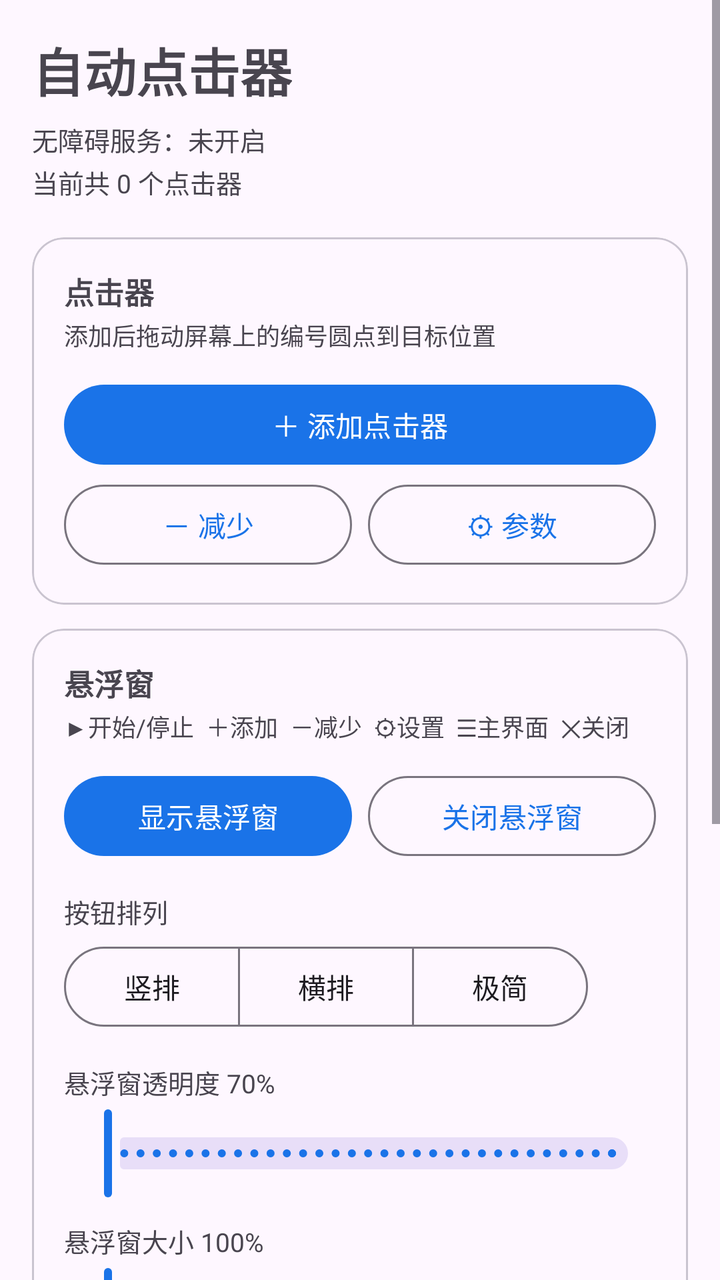
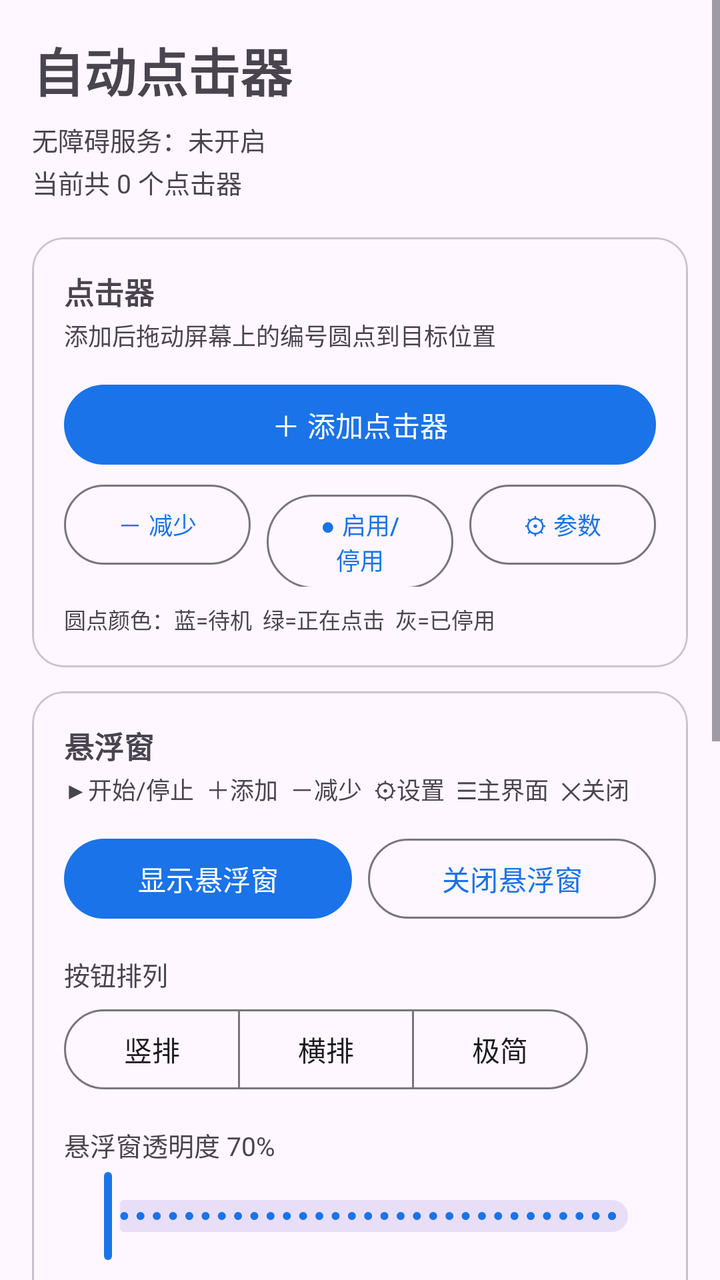

Before-and-after screenshots of an Android layout around one commit, followed by the original layout XML and the change that was made.
<!-- AndroidManifest.xml: application theme Theme.AutoClicker -->
<!-- res/layout/activity_main.xml -->
<?xml version="1.0" encoding="utf-8"?>
<ScrollView xmlns:android="http://schemas.android.com/apk/res/android"
    xmlns:app="http://schemas.android.com/apk/res-auto"
    android:layout_width="match_parent"
    android:layout_height="match_parent"
    android:fillViewport="true"
    android:fitsSystemWindows="true">

    <LinearLayout
        android:layout_width="match_parent"
        android:layout_height="wrap_content"
        android:orientation="vertical"
        android:padding="16dp"
        android:paddingBottom="28dp">

        <TextView
            android:layout_width="wrap_content"
            android:layout_height="wrap_content"
            android:text="自动点击器"
            android:textSize="26sp"
            android:textStyle="bold"/>

        <TextView
            android:id="@+id/status"
            android:layout_width="wrap_content"
            android:layout_height="wrap_content"
            android:text="无障碍服务：未开启"
            android:textSize="13sp"
            android:layout_marginTop="6dp"/>

        <TextView
            android:id="@+id/clicker_count"
            android:layout_width="wrap_content"
            android:layout_height="wrap_content"
            android:text="当前共 0 个点击器"
            android:textSize="13sp"
            android:textColor="?android:attr/textColorSecondary"
            android:layout_marginTop="2dp"/>

        <com.google.android.material.card.MaterialCardView
            android:layout_width="match_parent"
            android:layout_height="wrap_content"
            android:layout_marginTop="18dp"
            app:cardCornerRadius="16dp"
            app:cardElevation="0dp">

            <LinearLayout
                android:layout_width="match_parent"
                android:layout_height="wrap_content"
                android:orientation="vertical"
                android:padding="16dp">

                <TextView
                    android:layout_width="wrap_content"
                    android:layout_height="wrap_content"
                    android:text="点击器"
                    android:textSize="15sp"
                    android:textStyle="bold"/>

                <TextView
                    android:layout_width="wrap_content"
                    android:layout_height="wrap_content"
                    android:text="添加后拖动屏幕上的编号圆点到目标位置"
                    android:textSize="12sp"
                    android:textColor="?android:attr/textColorSecondary"
                    android:layout_marginTop="2dp"/>

                <com.google.android.material.button.MaterialButton
                    android:id="@+id/btn_add"
                    android:layout_width="match_parent"
                    android:layout_height="wrap_content"
                    android:layout_marginTop="12dp"
                    android:text="＋ 添加点击器"/>

                <LinearLayout
                    android:layout_width="match_parent"
                    android:layout_height="wrap_content"
                    android:orientation="horizontal"
                    android:layout_marginTop="2dp">

                    <com.google.android.material.button.MaterialButton
                        android:id="@+id/btn_remove"
                        style="?attr/materialButtonOutlinedStyle"
                        android:layout_width="0dp"
                        android:layout_height="wrap_content"
                        android:layout_weight="1"
                        android:text="－ 减少"/>

                    <com.google.android.material.button.MaterialButton
                        android:id="@+id/btn_params"
                        style="?attr/materialButtonOutlinedStyle"
                        android:layout_width="0dp"
                        android:layout_height="wrap_content"
                        android:layout_weight="1"
                        android:layout_marginStart="8dp"
                        android:text="⚙ 参数"/>
                </LinearLayout>
            </LinearLayout>
        </com.google.android.material.card.MaterialCardView>

        <com.google.android.material.card.MaterialCardView
            android:layout_width="match_parent"
            android:layout_height="wrap_content"
            android:layout_marginTop="12dp"
            app:cardCornerRadius="16dp"
            app:cardElevation="0dp">

            <LinearLayout
                android:layout_width="match_parent"
                android:layout_height="wrap_content"
                android:orientation="vertical"
                android:padding="16dp">

                <TextView
                    android:layout_width="wrap_content"
                    android:layout_height="wrap_content"
                    android:text="悬浮窗"
                    android:textSize="15sp"
                    android:textStyle="bold"/>

                <TextView
                    android:layout_width="wrap_content"
                    android:layout_height="wrap_content"
                    android:text="▶开始/停止  ＋添加  －减少  ⚙设置  ☰主界面  ✕关闭"
                    android:textSize="12sp"
                    android:textColor="?android:attr/textColorSecondary"
                    android:layout_marginTop="2dp"/>

                <LinearLayout
                    android:layout_width="match_parent"
                    android:layout_height="wrap_content"
                    android:orientation="horizontal"
                    android:layout_marginTop="12dp">

                    <com.google.android.material.button.MaterialButton
                        android:id="@+id/btn_show_panel"
                        android:layout_width="0dp"
                        android:layout_height="wrap_content"
                        android:layout_weight="1"
                        android:text="显示悬浮窗"/>

                    <com.google.android.material.button.MaterialButton
                        android:id="@+id/btn_close_panel"
                        style="?attr/materialButtonOutlinedStyle"
                        android:layout_width="0dp"
                        android:layout_height="wrap_content"
                        android:layout_weight="1"
                        android:layout_marginStart="8dp"
                        android:text="关闭悬浮窗"/>
                </LinearLayout>

                <TextView
                    android:layout_width="wrap_content"
                    android:layout_height="wrap_content"
                    android:text="按钮排列"
                    android:textSize="13sp"
                    android:layout_marginTop="14dp"/>

                <com.google.android.material.button.MaterialButtonToggleGroup
                    android:id="@+id/tg_layout"
                    android:layout_width="wrap_content"
                    android:layout_height="wrap_content"
                    android:layout_marginTop="4dp"
                    app:singleSelection="true"
                    app:selectionRequired="true">

                    <com.google.android.material.button.MaterialButton
                        android:id="@+id/btn_v"
                        style="?attr/materialButtonOutlinedStyle"
                        android:layout_width="wrap_content"
                        android:layout_height="wrap_content"
                        android:text="竖排"/>

                    <com.google.android.material.button.MaterialButton
                        android:id="@+id/btn_h"
                        style="?attr/materialButtonOutlinedStyle"
                        android:layout_width="wrap_content"
                        android:layout_height="wrap_content"
                        android:text="横排"/>

                    <com.google.android.material.button.MaterialButton
                        android:id="@+id/btn_min"
                        style="?attr/materialButtonOutlinedStyle"
                        android:layout_width="wrap_content"
                        android:layout_height="wrap_content"
                        android:text="极简"/>
                </com.google.android.material.button.MaterialButtonToggleGroup>

                <TextView
                    android:id="@+id/alpha_label"
                    android:layout_width="wrap_content"
                    android:layout_height="wrap_content"
                    android:text="悬浮窗透明度 70%"
                    android:textSize="13sp"
                    android:layout_marginTop="14dp"/>

                <com.google.android.material.slider.Slider
                    android:id="@+id/slider_alpha"
                    android:layout_width="match_parent"
                    android:layout_height="wrap_content"
                    android:layout_marginTop="2dp"
                    android:valueFrom="10.0"
                    android:valueTo="100.0"
                    android:stepSize="1.0"/>

                <TextView
                    android:id="@+id/scale_label"
                    android:layout_width="wrap_content"
                    android:layout_height="wrap_content"
                    android:text="悬浮窗大小 100%"
                    android:textSize="13sp"
                    android:layout_marginTop="10dp"/>

                <com.google.android.material.slider.Slider
                    android:id="@+id/slider_scale"
                    android:layout_width="match_parent"
                    android:layout_height="wrap_content"
                    android:layout_marginTop="2dp"
                    android:valueFrom="60.0"
                    android:valueTo="150.0"
                    android:stepSize="1.0"/>
            </LinearLayout>
        </com.google.android.material.card.MaterialCardView>

        <com.google.android.material.card.MaterialCardView
            android:layout_width="match_parent"
            android:layout_height="wrap_content"
            android:layout_marginTop="12dp"
            app:cardCornerRadius="16dp"
            app:cardElevation="0dp">

            <LinearLayout
                android:layout_width="match_parent"
                android:layout_height="wrap_content"
                android:orientation="vertical"
                android:padding="16dp">

                <TextView
                    android:layout_width="wrap_content"
                    android:layout_height="wrap_content"
                    android:text="设置与授权"
                    android:textSize="15sp"
                    android:textStyle="bold"/>

                <com.google.android.material.materialswitch.MaterialSwitch
                    android:id="@+id/sw_touch_stop"
                    android:layout_width="match_parent"
                    android:layout_height="wrap_content"
                    android:layout_marginTop="8dp"
                    android:text="点击屏幕立即停止连点"
                    android:textSize="14sp"/>

                <com.google.android.material.button.MaterialButton
                    android:id="@+id/btn_shizuku"
                    android:layout_width="match_parent"
                    android:layout_height="wrap_content"
                    android:layout_marginTop="12dp"
                    android:text="⚡ Shizuku 一键授权"/>

                <com.google.android.material.button.MaterialButton
                    android:id="@+id/btn_open_acc"
                    style="?attr/materialButtonOutlinedStyle"
                    android:layout_width="match_parent"
                    android:layout_height="wrap_content"
                    android:layout_marginTop="2dp"
                    android:text="打开无障碍设置"/>

                <com.google.android.material.button.MaterialButton
                    android:id="@+id/btn_help"
                    style="?attr/materialButtonOutlinedStyle"
                    android:layout_width="match_parent"
                    android:layout_height="wrap_content"
                    android:layout_marginTop="2dp"
                    android:text="📖 使用说明"/>
            </LinearLayout>
        </com.google.android.material.card.MaterialCardView>

    </LinearLayout>
</ScrollView>
<!-- resources referenced by this layout -->
<resources>
  <style name="Theme.AutoClicker" parent="Theme.Material3.DayNight">
          <item name="colorPrimary">@color/primary</item>
      </style>
  <color name="primary">#1a73e8</color>
</resources>

<!-- the commit's change to res/layout/activity_main.xml (unified diff, before → after) -->
@@ -84,7 +84,18 @@
                         android:layout_width="0dp"
                         android:layout_height="wrap_content"
                         android:layout_weight="1"
-                        android:text="－ 减少"/>
+                        android:text="－ 减少"
+                        android:textSize="12sp"/>
+
+                    <com.google.android.material.button.MaterialButton
+                        android:id="@+id/btn_toggle"
+                        style="?attr/materialButtonOutlinedStyle"
+                        android:layout_width="0dp"
+                        android:layout_height="wrap_content"
+                        android:layout_weight="1"
+                        android:layout_marginStart="8dp"
+                        android:text="● 启用/停用"
+                        android:textSize="12sp"/>
 
                     <com.google.android.material.button.MaterialButton
                         android:id="@+id/btn_params"
@@ -93,8 +104,17 @@
                         android:layout_height="wrap_content"
                         android:layout_weight="1"
                         android:layout_marginStart="8dp"
-                        android:text="⚙ 参数"/>
+                        android:text="⚙ 参数"
+                        android:textSize="12sp"/>
                 </LinearLayout>
+
+                <TextView
+                    android:layout_width="wrap_content"
+                    android:layout_height="wrap_content"
+                    android:text="圆点颜色：蓝=待机  绿=正在点击  灰=已停用"
+                    android:textSize="11sp"
+                    android:textColor="?android:attr/textColorSecondary"
+                    android:layout_marginTop="8dp"/>
             </LinearLayout>
         </com.google.android.material.card.MaterialCardView>
 
@@ -219,6 +239,23 @@
                     android:valueFrom="60.0"
                     android:valueTo="150.0"
                     android:stepSize="1.0"/>
+
+                <TextView
+                    android:id="@+id/marker_label"
+                    android:layout_width="wrap_content"
+                    android:layout_height="wrap_content"
+                    android:text="点击器圆点大小 46dp"
+                    android:textSize="13sp"
+                    android:layout_marginTop="10dp"/>
+
+                <com.google.android.material.slider.Slider
+                    android:id="@+id/slider_marker"
+                    android:layout_width="match_parent"
+                    android:layout_height="wrap_content"
+                    android:layout_marginTop="2dp"
+                    android:valueFrom="28.0"
+                    android:valueTo="80.0"
+                    android:stepSize="1.0"/>
             </LinearLayout>
         </com.google.android.material.card.MaterialCardView>
 
